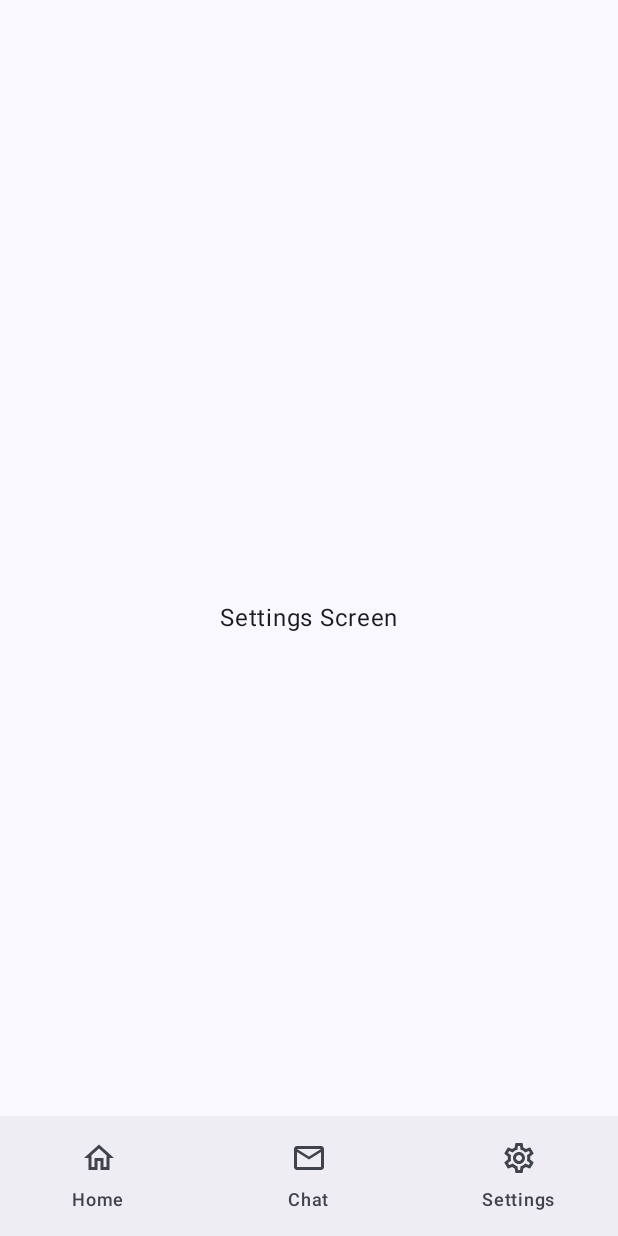
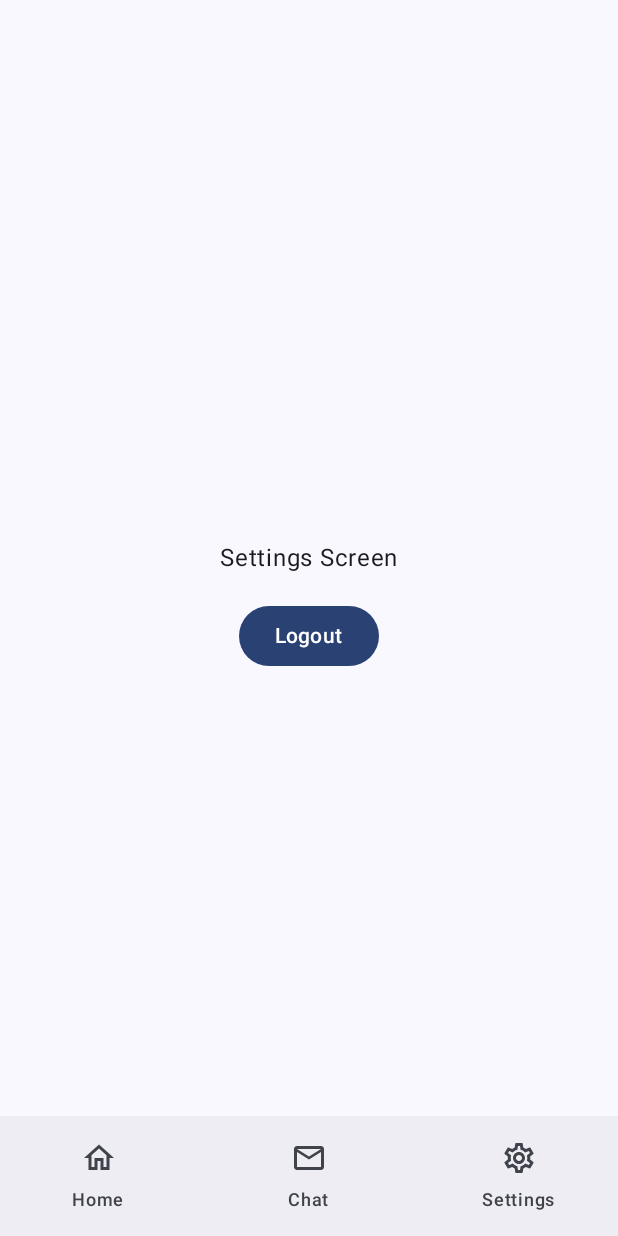
Before and after one commit to manish-wearetechtonic/jetpack-compose-app, an Android app built with Jetpack Compose: the SettingsScreen screen opened through its navigation route, on a phone screen of 412 x 824 dp. Run offline under Robolectric (Android 15) with nearby library versions, the phone set to English and light mode, and no system bars; our stand-ins replace Dagger/Hilt's generated code.

Commit message:
Updated code

```diff
--- a/app/src/main/java/com/example/myapplication/MainActivity.kt
+++ b/app/src/main/java/com/example/myapplication/MainActivity.kt
@@ -16,7 +16,6 @@ import androidx.navigation.compose.composable
 import androidx.navigation.compose.rememberNavController
 import com.example.myapplication.auth.screens.LandingPage
 import com.example.myapplication.navigation.BottomNavigationItem
-import com.example.myapplication.navigation.homeGraph
 import com.example.myapplication.ui.theme.MyApplicationTheme
 import dagger.hilt.android.AndroidEntryPoint
 
@@ -29,7 +28,6 @@ class MainActivity : ComponentActivity() {
             MyApplicationTheme {
                 NavHost(navController, startDestination = Screens.ScreensLandingPageRoute.route) {
                     composable(Screens.ScreensLandingPageRoute.route) { LandingPage(navController = navController) }
-                    homeGraph(navController)
                 }
             }
         }
--- /dev/null
+++ b/app/src/main/java/com/example/myapplication/auth/AuthViewModel.kt
@@ -0,0 +1,14 @@
+package com.example.myapplication.auth
+
+import androidx.lifecycle.ViewModel
+import kotlinx.coroutines.flow.MutableStateFlow
+import kotlinx.coroutines.flow.StateFlow
+
+class AuthViewModel : ViewModel() {
+    private val _isLoggedIn = MutableStateFlow(false)
+    val isLoggedIn: StateFlow<Boolean> = _isLoggedIn
+
+    fun setLoggedIn(value: Boolean) {
+        _isLoggedIn.value = value
+    }
+}
--- a/app/src/main/java/com/example/myapplication/auth/screens/LandingPage.kt
+++ b/app/src/main/java/com/example/myapplication/auth/screens/LandingPage.kt
@@ -2,25 +2,26 @@ package com.example.myapplication.auth.screens
 
 import androidx.compose.runtime.Composable
 import androidx.compose.runtime.SideEffect
-import androidx.compose.runtime.mutableStateOf
-import androidx.compose.runtime.remember
+import androidx.compose.runtime.collectAsState
 import androidx.compose.runtime.rememberCoroutineScope
 import androidx.compose.ui.platform.LocalContext
+import androidx.lifecycle.viewmodel.compose.viewModel
 import androidx.navigation.NavController
 import com.example.myapplication.auth.AccessTokenValidator
+import com.example.myapplication.auth.AuthViewModel
 import com.example.myapplication.navigation.BottomNavigation
 import kotlinx.coroutines.launch
 
 @Composable
-fun LandingPage(navController: NavController) {
+fun LandingPage(navController: NavController,authViewModel: AuthViewModel = viewModel()) {
     val coroutineScope = rememberCoroutineScope()
     val context = LocalContext.current
 
-    val isLoggedIn = remember { mutableStateOf(false) }
+    val isLoggedIn = authViewModel.isLoggedIn.collectAsState()
 
     SideEffect {
         coroutineScope.launch {
-            isLoggedIn.value = AccessTokenValidator.isValidToken(context)
+            authViewModel.setLoggedIn(AccessTokenValidator.isValidToken(context))
         }
     }
 
--- a/app/src/main/java/com/example/myapplication/auth/screens/LoginScreen.kt
+++ b/app/src/main/java/com/example/myapplication/auth/screens/LoginScreen.kt
@@ -30,7 +30,6 @@ fun LoginScreen(navController: NavController) {
     ) {
         Button(
             onClick = {
-
                 val accessToken = "dummy_access_token"
                 val refreshToken = "dummy_refresh_token"
                 val accessTokenExpiry = System.currentTimeMillis() + 2 * 60 * 60 * 1000 // 2 hours
--- a/app/src/main/java/com/example/myapplication/navigation/BottomNavigation.kt
+++ b/app/src/main/java/com/example/myapplication/navigation/BottomNavigation.kt
@@ -9,22 +9,32 @@ import androidx.compose.material3.NavigationBarItem
 import androidx.compose.material3.Scaffold
 import androidx.compose.material3.Text
 import androidx.compose.runtime.Composable
+import androidx.compose.runtime.collectAsState
+import androidx.lifecycle.viewmodel.compose.viewModel
 import androidx.navigation.NavGraph.Companion.findStartDestination
 import androidx.navigation.NavHostController
 import androidx.navigation.compose.NavHost
 import androidx.navigation.compose.composable
 import androidx.navigation.compose.rememberNavController
+import com.example.myapplication.auth.AuthViewModel
+import com.example.myapplication.auth.screens.LandingPage
+import com.example.myapplication.auth.screens.LoginScreen
 import com.example.myapplication.items
 import com.example.myapplication.presentation.chat.ChatScreen
 import com.example.myapplication.presentation.settings.SettingsScreen
 
+
 @SuppressLint("UnusedMaterial3ScaffoldPaddingParameter")
 @OptIn(ExperimentalMaterial3Api::class)
 @Composable
-fun BottomNavigation() {
+fun BottomNavigation( authViewModel: AuthViewModel = viewModel()) {
     val navController = rememberNavController()
     Scaffold(
+
         bottomBar = {
+            val isLoggedIn = authViewModel.isLoggedIn.collectAsState().value
+
+            if( isLoggedIn){
                 NavigationBar {
                     items.forEach { item ->
                         val isSelected = item.route == navController.currentDestination?.route
@@ -54,17 +64,22 @@ fun BottomNavigation() {
                     }
                 }
             }
+        }
     ) {
         NavigationHost(navController = navController)
     }
 }
 
 
+
+
 @Composable
 fun NavigationHost(navController: NavHostController) {
     NavHost(navController = navController, startDestination = Screens.ScreensHomeRoute.route) {
-        homeGraph(navController=navController)
+        homeGraph(navController = navController)
         composable(Screens.ScreensChatRoute.route) { ChatScreen() }
-        composable(Screens.ScreensSettingsRoute.route) { SettingsScreen() }
+        composable(Screens.ScreensSettingsRoute.route) { SettingsScreen(navController = navController) }
+        composable(Screens.ScreensLandingPageRoute.route) { LandingPage(navController = navController) }
+        composable(Screens.ScreensLoginRoute.route) { LoginScreen(navController = navController) }
     }
 }
--- a/app/src/main/java/com/example/myapplication/presentation/settings/SettingsScreen.kt
+++ b/app/src/main/java/com/example/myapplication/presentation/settings/SettingsScreen.kt
@@ -1,28 +1,52 @@
 package com.example.myapplication.presentation.settings
 
-import androidx.compose.foundation.layout.Box
-import androidx.compose.foundation.layout.fillMaxHeight
-import androidx.compose.foundation.layout.fillMaxWidth
+import Screens
+import androidx.compose.foundation.layout.Arrangement
+import androidx.compose.foundation.layout.Column
+import androidx.compose.foundation.layout.fillMaxSize
 import androidx.compose.foundation.layout.padding
+import androidx.compose.material3.Button
 import androidx.compose.material3.Text
 import androidx.compose.runtime.Composable
+import androidx.compose.runtime.rememberCoroutineScope
 import androidx.compose.ui.Alignment
 import androidx.compose.ui.Modifier
+import androidx.compose.ui.platform.LocalContext
 import androidx.compose.ui.unit.dp
+import androidx.lifecycle.viewmodel.compose.viewModel
+import androidx.navigation.NavController
+import com.example.myapplication.auth.AccessTokenValidator
+import com.example.myapplication.auth.AuthViewModel
+import kotlinx.coroutines.launch
 
 @Composable
-fun SettingsScreen(){
-    Box(
-        modifier = Modifier
-            .fillMaxWidth()
-            .fillMaxHeight()
-            .padding(15.dp)
+fun SettingsScreen(navController: NavController,authViewModel: AuthViewModel = viewModel()) {
+    val coroutineScope = rememberCoroutineScope()
+    val context = LocalContext.current
+
+    Column(
+        modifier = Modifier.fillMaxSize(),
+        horizontalAlignment = Alignment.CenterHorizontally,
+        verticalArrangement = Arrangement.Center
     ) {
-        Text(
-            modifier = Modifier
-                .align(Alignment.Center),
+        Text(text = "Settings Screen")
 
-            text = "Settings Screen",
-        )
+        Button(
+            onClick = {
+
+                coroutineScope.launch {
+                    AccessTokenValidator.clearUserCredentials(context = context)
+                    authViewModel.setLoggedIn(false)
+                }
+                navController.navigate(Screens.ScreensLandingPageRoute.route) {
+                    popUpTo(navController.graph.startDestinationId) {
+                        inclusive = true
+                    }
+                }
+            },
+            modifier = Modifier.padding(16.dp)
+        ) {
+            Text(text = "Logout")
+        }
     }
 }
```
Also changed, not shown: app/src/main/java/com/example/myapplication/navigation/NewNavigation.kt (added, +53 -0 lines). Lines whose indentation alone changed are shown as unchanged.
